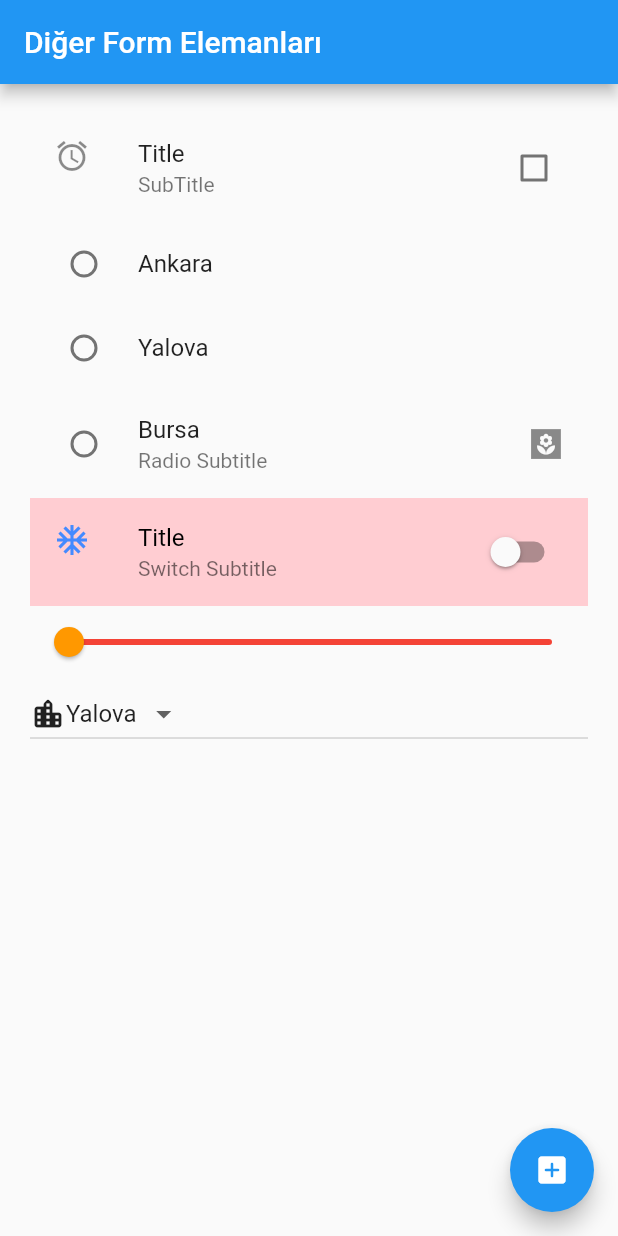
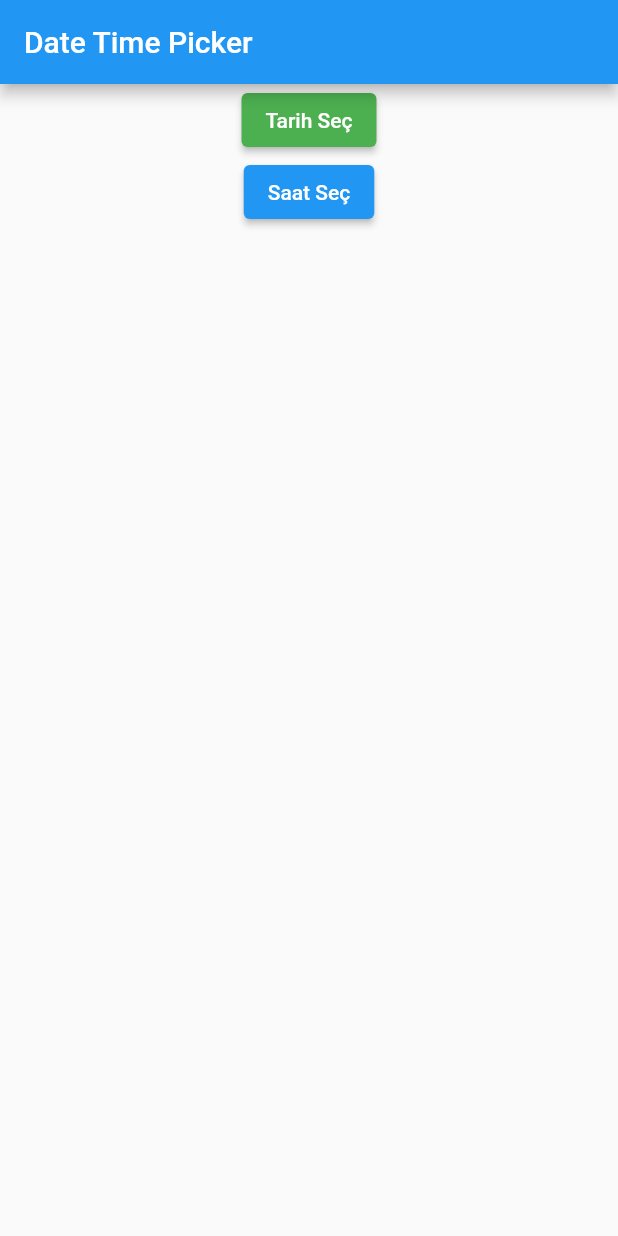
Before and after one commit to ahmetensar7753/flutter_training, a Flutter app: the screen it shows after launch, on a phone screen of 412 x 824 dp. Run offline on Flutter 3.47's test engine with Material 2 defaults, Android fonts, the light colour scheme and no system bars; our stand-ins replace date_format, email_validator, flutter_easyloading, palette_generator; missing offline and left inert: dart:ffi.

Commit message:
date_time_picker kullanimi

```diff
--- /dev/null
+++ b/flutter_deneme5/flutter_inputs/lib/date_time_picker.dart
@@ -0,0 +1,65 @@
+import 'package:flutter/material.dart';
+import 'package:date_format/date_format.dart';
+
+class TarihSaatOrnek extends StatefulWidget {
+  TarihSaatOrnek({Key? key}) : super(key: key);
+
+  @override
+  State<TarihSaatOrnek> createState() => _TarihSaatOrnekState();
+}
+
+class _TarihSaatOrnekState extends State<TarihSaatOrnek> {
+  @override
+  Widget build(BuildContext context) {
+    DateTime suan = DateTime.now();
+    DateTime ucAyOncesi = DateTime(suan.year, suan.month - 3);
+    DateTime yirmiGunSonrasi =
+        DateTime(suan.year, suan.month + 1, suan.day + 20);
+
+    TimeOfDay suankiSaat = TimeOfDay.now();
+
+    return Scaffold(
+      appBar: AppBar(
+        title: Text("Date Time Picker"),
+      ),
+      body: Center(
+        child: Column(
+          children: [
+            ElevatedButton(
+              onPressed: () {
+                showDatePicker(
+                        context: context,
+                        initialDate: suan,
+                        firstDate: ucAyOncesi,
+                        lastDate: yirmiGunSonrasi)
+                    .then((secilenTarih) {
+                  print(secilenTarih);
+                  print(secilenTarih!.toIso8601String());
+                  print(secilenTarih.toString());
+                  print(secilenTarih.toUtc());
+                  print(secilenTarih.toLocal());
+                  print(secilenTarih.microsecondsSinceEpoch.toString());
+
+                  print(formatDate(secilenTarih, [dd, "-", mm, "-", yyyy]));
+                });
+              },
+              style: ElevatedButton.styleFrom(primary: Colors.green),
+              child: Text("Tarih Seç"),
+            ),
+            ElevatedButton(
+              onPressed: () {
+                showTimePicker(context: context, initialTime: suankiSaat)
+                    .then((secilenSaat) {
+                  print(secilenSaat!.hour.toString() +
+                      " : " +
+                      secilenSaat.minute.toString());
+                });
+              },
+              child: Text("Saat Seç"),
+            ),
+          ],
+        ),
+      ),
+    );
+  }
+}
--- a/flutter_deneme5/flutter_inputs/lib/main.dart
+++ b/flutter_deneme5/flutter_inputs/lib/main.dart
@@ -1,4 +1,5 @@
 import 'package:flutter/material.dart';
+import 'package:flutter_inputs/date_time_picker.dart';
 import 'package:flutter_inputs/diger_form_elemanlari.dart';
 import 'package:flutter_inputs/global_key_kullanimi.dart';
 import 'package:flutter_inputs/text_form_field_kullanimi.dart';
@@ -10,7 +11,7 @@ class MyApp extends StatelessWidget {
   Widget build(BuildContext context) {
     return MaterialApp(
       title: 'Input İslemleri',
-      home: DigerFormElemanlari(),
+      home: TarihSaatOrnek(),
     );
   }
 }
--- a/flutter_deneme5/flutter_inputs/pubspec.yaml
+++ b/flutter_deneme5/flutter_inputs/pubspec.yaml
@@ -35,6 +35,7 @@ dependencies:
   # Use with the CupertinoIcons class for iOS style icons.
   cupertino_icons: ^1.0.2
   email_validator: ^2.1.2
+  date_format: ^2.0.6
 
 dev_dependencies:
   flutter_test:
```
Also changed, not shown: flutter_deneme5/flutter_inputs/pubspec.lock.
